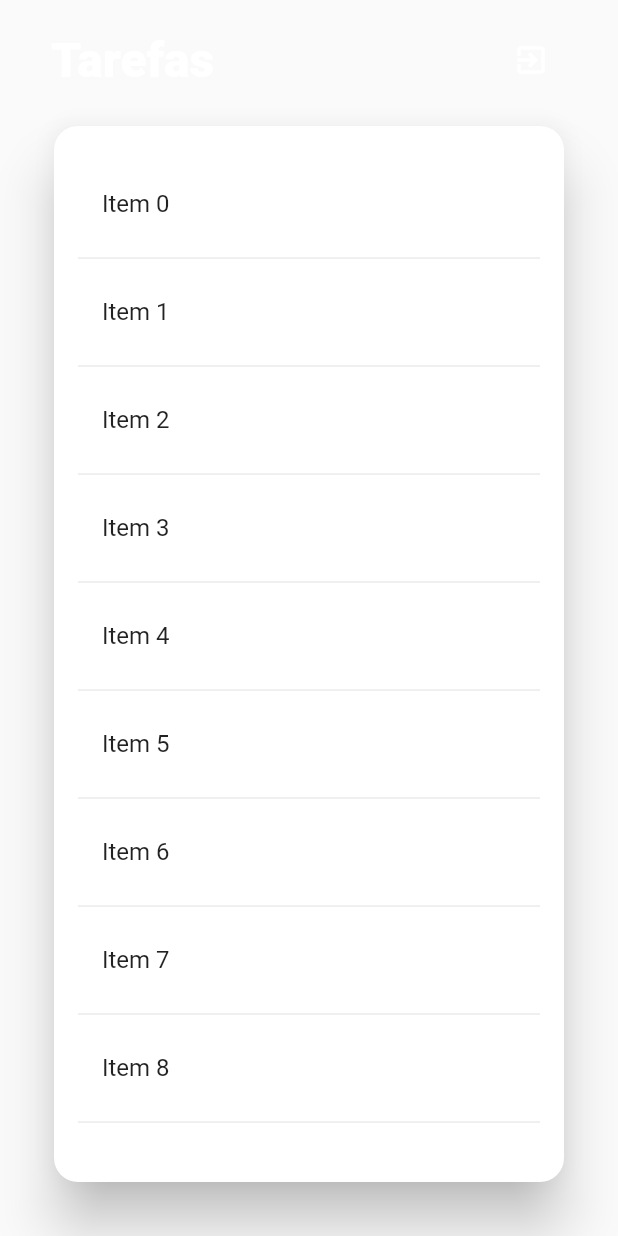
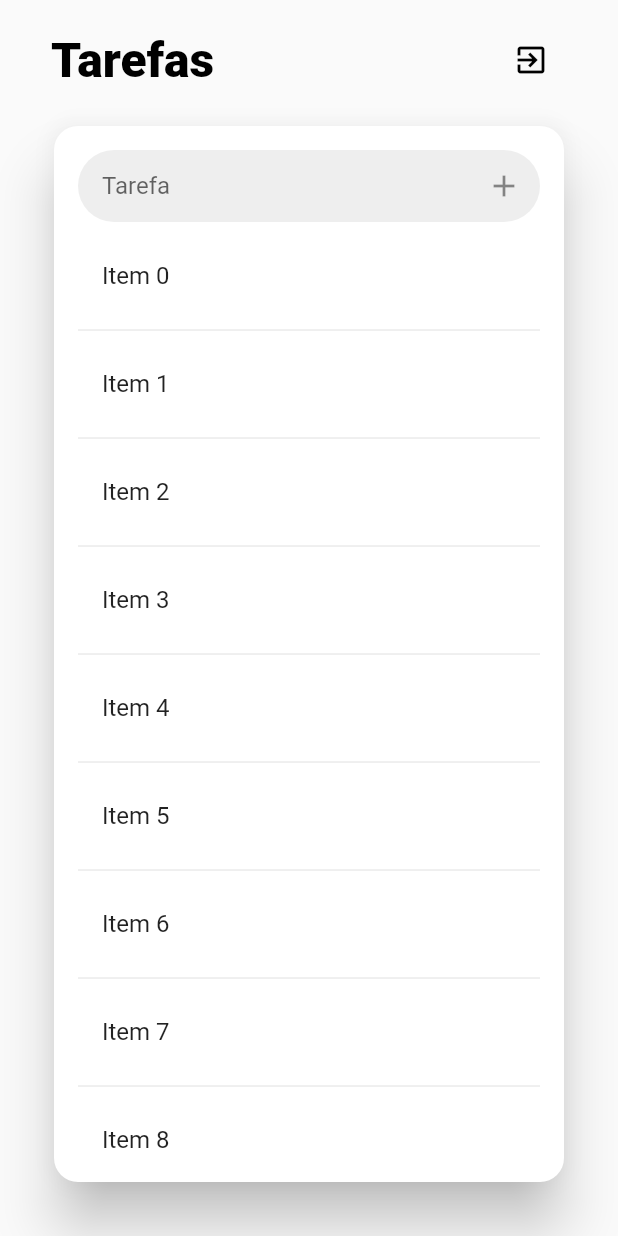
Before and after one commit to ritamonteiro1/to-do-app, a Flutter app: the ListScreen screen opened directly, on a phone screen of 412 x 824 dp. Run offline on Flutter 3.47's test engine with Material 2 defaults, Android fonts, the phone set to English and light mode, and no system bars; our stand-ins replace flutter_mobx, mobx; generated files the repository leaves out were written again.

Commit message:
create ListScreen

```diff
--- a/lib/screen/list_screen.dart
+++ b/lib/screen/list_screen.dart
@@ -1,4 +1,5 @@
 import 'package:flutter/material.dart';
+import 'package:to_do_app/store/list_store.dart';
 import 'package:to_do_app/widget/custom_text_field.dart';
 import 'package:to_do_app/screen/login_screen.dart';
 
@@ -10,6 +11,14 @@ class ListScreen extends StatefulWidget {
 }
 
 class _ListScreenState extends State<ListScreen> {
+  late ListStore listStore;
+
+  @override
+  void initState() {
+    listStore = ListStore();
+    super.initState();
+  }
+
   @override
   Widget build(BuildContext context) {
     return SafeArea(
@@ -28,13 +37,13 @@ class _ListScreenState extends State<ListScreen> {
                     Text(
                       'Tarefas',
                       style: TextStyle(
-                          color: Colors.white,
+                          color: Colors.black,
                           fontWeight: FontWeight.w900,
                           fontSize: 32),
                     ),
                     IconButton(
                       icon: Icon(Icons.exit_to_app),
-                      color: Colors.white,
+                      color: Colors.black,
                       onPressed: () {
                         Navigator.of(context).pushReplacement(MaterialPageRoute(
                             builder: (context) => LoginScreen()));
@@ -52,15 +61,18 @@ class _ListScreenState extends State<ListScreen> {
                     padding: const EdgeInsets.all(16),
                     child: Column(
                       children: [
-                        // CustomTextField(
-                        //     controller: controller,
-                        //     hint: hint,
-                        //     prefix: prefix,
-                        //     suffix: suffix,
-                        //     obscure: obscure,
-                        //     textInputType: textInputType,
-                        //     onChanged: onChanged,
-                        //     enable: enable),
+                        CustomTextField(
+                            controller: null,
+                            hint: 'Tarefa',
+                            prefix: null,
+                            suffix: IconButton(
+                              icon: Icon(Icons.add),
+                              onPressed: () {},
+                            ),
+                            obscure: false,
+                            textInputType: TextInputType.text,
+                            onChanged: listStore.setNewToDoTitle,
+                            enable: null),
                         const SizedBox(
                           height: 8,
                         ),
```
Also changed, not shown: lib/store/list_store.dart (added, +12 -0 lines), lib/store/list_store.g.dart (added).
